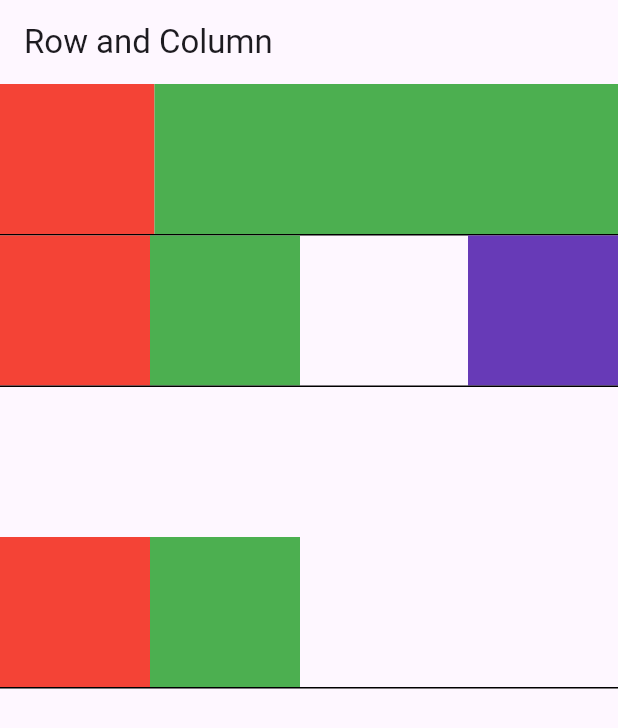
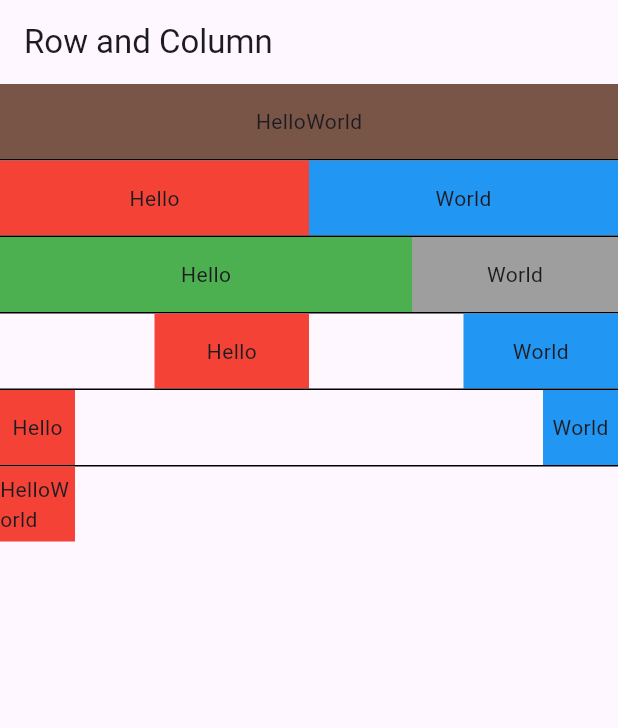
Before and after one commit to quangvtvp/flutter-app-01, a Flutter app: the screen it shows after launch, on a phone screen of 412 x 824 dp. Shown: the top 728 px of the screen. Run offline on Flutter 3.47's test engine with Material 3 defaults, Android fonts, the phone set to English and light mode, and no system bars.

Commit message:
phongtn007

```diff
--- a/lib/screens/row_column.dart
+++ b/lib/screens/row_column.dart
@@ -1,4 +1,18 @@
 import 'package:flutter/material.dart';
+
+void main() {
+  runApp(MyApp());
+}
+
+class MyApp extends StatelessWidget {
+  @override
+  Widget build(BuildContext context) {
+    return MaterialApp(
+      debugShowCheckedModeBanner: true,
+      home: RowAndColumn(),
+    );
+  }
+}
 
 class RowAndColumn extends StatelessWidget {
   const RowAndColumn({super.key});
@@ -9,99 +23,119 @@ class RowAndColumn extends StatelessWidget {
       appBar: AppBar(
         title: const Text('Row and Column'),
       ),
-      body: Column(
+      body: SingleChildScrollView(
+        child: Column(
           children: [
             _buildRow1(),
-          const Divider(
-            color: Colors.black,
-            height: 1,
-            thickness: 1,
+            const Divider(color: Colors.black, height: 1, thickness: 1),
+            _buildRow2(),
+            const Divider(color: Colors.black, height: 1, thickness: 1),
+            _buildRow3(),
+            const Divider(color: Colors.black, height: 1, thickness: 1),
+            _buildRow4(),
+            const Divider(color: Colors.black, height: 1, thickness: 1),
+            _buildRow5(),
+            const Divider(color: Colors.black, height: 1, thickness: 1),
+            _buildRow6(),
+          ],
         ),
-          _buildRow2(),
-          const Divider(
-            color: Colors.black,
-            height: 1,
-            thickness: 1,
-          ),
-          _buildRow3(),
-          const Divider(
-            color: Colors.black,
-            height: 1,
-            thickness: 1,
-          ),
-        ],
       ),
     );
   }
 
-  Row _buildRow3() {
+  Widget _buildRow1() {
     return Row(
-      mainAxisAlignment: MainAxisAlignment.start,
-      crossAxisAlignment: CrossAxisAlignment.end,
       children: [
-        const SizedBox(
-          height: 200,
-        ),
-        Container(
-          color: Colors.red,
-          width: 100,
-          height: 100,
-        ),
-        Container(
-          color: Colors.green,
-          width: 100,
-          height: 100,
-        ),
+        Expanded(
+            child: Container(
+                color: Colors.brown,
+                height: 50,
+                child: const Center(child: Text('HelloWorld')))),
       ],
     );
   }
 
-  Row _buildRow2() {
+  Widget _buildRow2() {
     return Row(
-      mainAxisAlignment: MainAxisAlignment.start,
       children: [
-        Container(
+        Expanded(
+            child: Container(
                 color: Colors.red,
-          width: 100,
-          height: 100,
-        ),
-        Container(
-          color: Colors.green,
-          width: 100,
-          height: 100,
-        ),
-        const Expanded(
-          child: SizedBox(),
-        ),
-        Container(
-          color: Colors.deepPurple,
-          width: 100,
-          height: 100,
-        ),
+                height: 50,
+                child: const Center(child: Text('Hello')))),
+        Expanded(
+            child: Container(
+                color: Colors.blue,
+                height: 50,
+                child: const Center(child: Text('World')))),
       ],
     );
   }
 
-  Row _buildRow1() {
+  Widget _buildRow3() {
     return Row(
-      mainAxisAlignment: MainAxisAlignment.spaceEvenly,
       children: [
         Expanded(
-          flex: 1,
+            flex: 2,
+            child: Container(
+                color: Colors.green,
+                height: 50,
+                child: const Center(child: Text('Hello')))),
+        Expanded(
+            child: Container(
+                color: Colors.grey,
+                height: 50,
+                child: const Center(child: Text('World')))),
+      ],
+    );
+  }
+
+  Widget _buildRow4() {
+    return Row(
+      children: [
+        Expanded(child: Container(height: 50)),
+        Expanded(
             child: Container(
                 color: Colors.red,
-            width: 100,
-            height: 100,
-          ),
-        ),
+                height: 50,
+                child: const Center(child: Text('Hello')))),
+        Expanded(child: Container(height: 50)),
         Expanded(
-          flex: 3,
             child: Container(
-            color: Colors.green,
-            width: 100,
-            height: 100,
-          ),
-        ),
+                color: Colors.blue,
+                height: 50,
+                child: const Center(child: Text('World')))),
+      ],
+    );
+  }
+
+  Widget _buildRow5() {
+    return Row(
+      children: [
+        Container(
+            width: 50,
+            height: 50,
+            color: Colors.red,
+            child: const Center(child: Text('Hello'))),
+        Expanded(child: Container(height: 50)),
+        Container(
+            width: 50,
+            height: 50,
+            color: Colors.blue,
+            child: const Center(child: Text('World'))),
+      ],
+    );
+  }
+
+  Widget _buildRow6() {
+    return Row(
+      children: [
+        Container(
+            width: 50,
+            height: 50,
+            color: Colors.red,
+            child: const Center(child: Text('HelloWorld'))),
+        Expanded(child: Container(height: 50)),
       ],
     );
   }
```
Also changed, not shown: pubspec.lock. Lines whose indentation alone changed are shown as unchanged.
